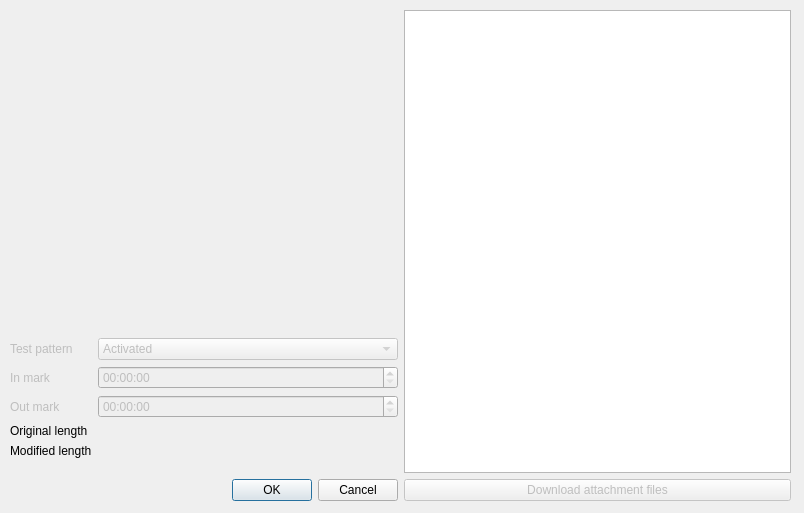
Old version of the form src/advancedsettingswindow.ui in the repository cinemaouvert/OPP.
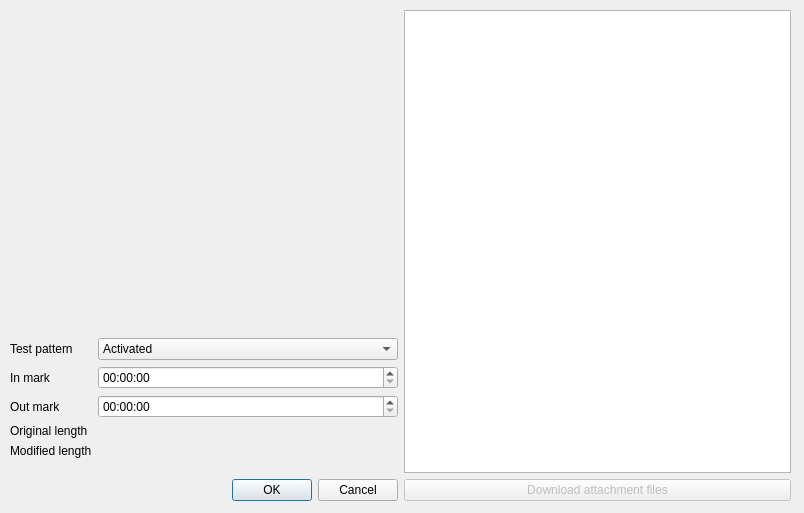
New version of the form. Icons and pictures are not drawn.

What changed in the file:
```diff
--- a/src/advancedsettingswindow.ui
+++ b/src/advancedsettingswindow.ui
@@ -50,7 +50,7 @@
         <item row="0" column="0">
          <widget class="QLabel" name="label_testPattern">
           <property name="enabled">
-           <bool>false</bool>
+           <bool>true</bool>
           </property>
           <property name="text">
            <string>Test pattern</string>
@@ -60,7 +60,7 @@
         <item row="0" column="1">
          <widget class="QComboBox" name="comboBox_testPattern">
           <property name="enabled">
-           <bool>false</bool>
+           <bool>true</bool>
           </property>
           <item>
            <property name="text">
@@ -77,7 +77,7 @@
         <item row="1" column="0">
          <widget class="QLabel" name="label_inMark">
           <property name="enabled">
-           <bool>false</bool>
+           <bool>true</bool>
           </property>
           <property name="text">
            <string>In mark</string>
@@ -87,7 +87,7 @@
         <item row="1" column="1">
          <widget class="QTimeEdit" name="timeEdit_inMark">
           <property name="enabled">
-           <bool>false</bool>
+           <bool>true</bool>
           </property>
           <property name="displayFormat">
            <string>HH:mm:ss</string>
@@ -97,7 +97,7 @@
         <item row="2" column="0">
          <widget class="QLabel" name="label_outMark">
           <property name="enabled">
-           <bool>false</bool>
+           <bool>true</bool>
           </property>
           <property name="text">
            <string>Out mark</string>
@@ -107,7 +107,7 @@
         <item row="2" column="1">
          <widget class="QTimeEdit" name="timeEdit_outMark">
           <property name="enabled">
-           <bool>false</bool>
+           <bool>true</bool>
           </property>
           <property name="displayFormat">
            <string>HH:mm:ss</string>
```
